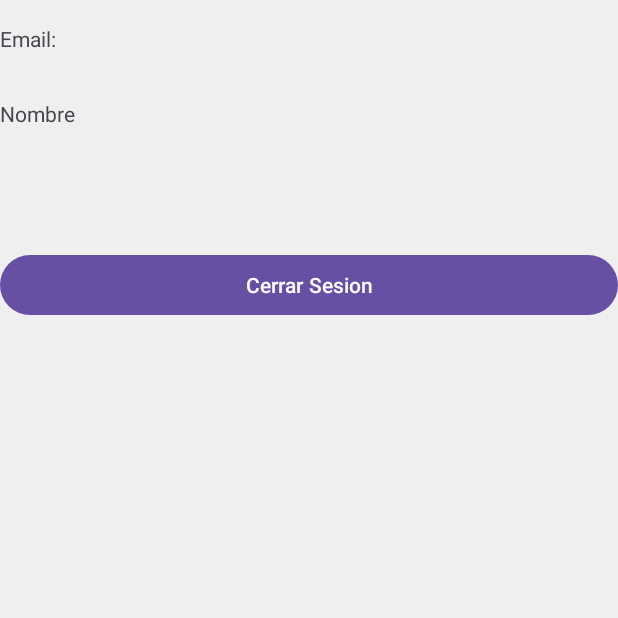
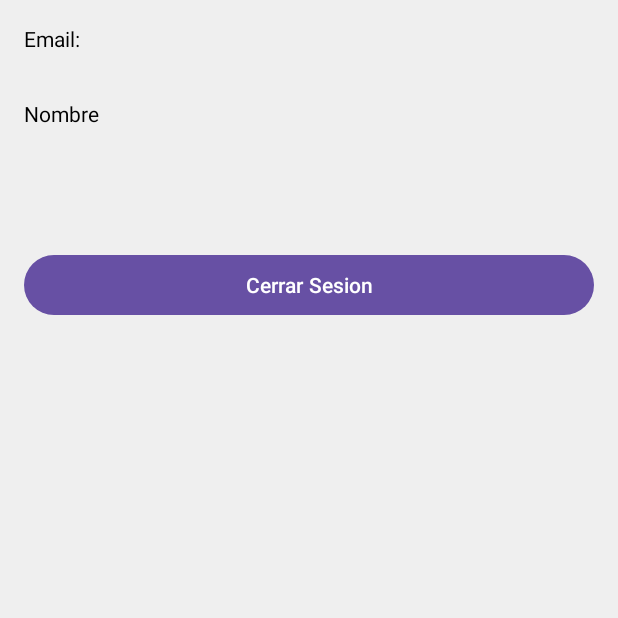
Before and after one commit to Mariana23590218/Firebase_App, an Android app: the PagPrincipal screen opened directly, with no data from a screen before it, on a phone screen of 412 x 824 dp, the top half of it. Run offline under Robolectric (Android 15) with nearby library versions, the phone set to English and light mode, and no system bars; our stand-ins replace Firebase (no records; nobody signed in at launch, a user with empty details on screens opened directly).

```diff
--- a/app/src/main/res/layout/activity_main.xml
+++ b/app/src/main/res/layout/activity_main.xml
@@ -25,7 +25,8 @@
             android:layout_height="50dp"
             android:ems="10"
             android:hint="Email"
-            android:inputType="textEmailAddress" />
+            android:inputType="textEmailAddress"
+            android:textColor="#000000" />
 
         <EditText
             android:id="@+id/contraseña"
@@ -33,7 +34,8 @@
             android:layout_height="50dp"
             android:ems="10"
             android:hint="Contraseña"
-            android:inputType="textPassword" />
+            android:inputType="textPassword"
+            android:textColor="#040404" />
 
         <Space
             android:layout_width="match_parent"
--- a/app/src/main/res/layout/activity_pag_principal.xml
+++ b/app/src/main/res/layout/activity_pag_principal.xml
@@ -11,7 +11,9 @@
     <LinearLayout
         android:layout_width="0dp"
         android:layout_height="wrap_content"
+        android:layout_marginStart="16dp"
         android:layout_marginTop="16dp"
+        android:layout_marginEnd="16dp"
         android:orientation="vertical"
         app:layout_constraintEnd_toEndOf="parent"
         app:layout_constraintStart_toStartOf="parent"
@@ -21,13 +23,15 @@
             android:id="@+id/emailT"
             android:layout_width="match_parent"
             android:layout_height="50dp"
-            android:text="Email" />
+            android:text="Email"
+            android:textColor="#000000" />
 
         <TextView
             android:id="@+id/nombre"
             android:layout_width="match_parent"
             android:layout_height="50dp"
-            android:text="Nombre" />
+            android:text="Nombre"
+            android:textColor="#000000" />
 
         <Space
             android:layout_width="match_parent"
```
